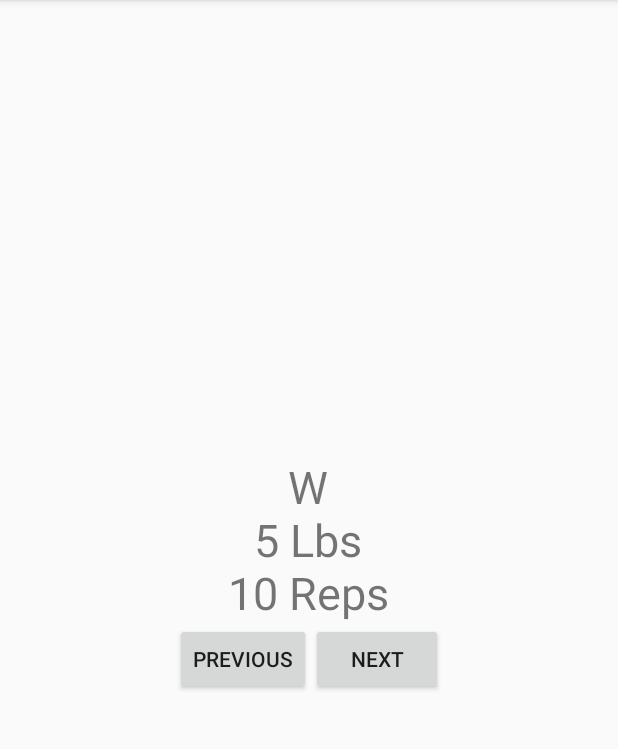
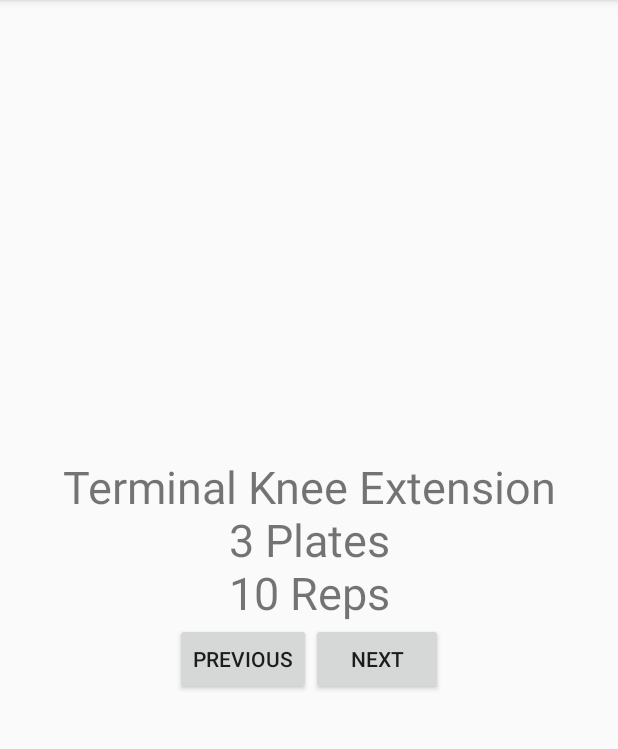
Before and after one commit to sebluy/workout-android, an Android app: the screen it shows after launch (MainActivity), after a tap on "PREVIOUS", on a phone screen of 412 x 824 dp, the part 84-833 px from its top. Run offline under Robolectric (Android 15) with nearby library versions, the phone set to English and light mode, and no system bars.

Commit message:
Change to leg workout

```diff
--- a/app/src/main/java/com/wonderguerrilla/android/workout/Workout.java
+++ b/app/src/main/java/com/wonderguerrilla/android/workout/Workout.java
@@ -5,7 +5,7 @@ package com.wonderguerrilla.android.workout;
  */
 public class Workout {
 
-    private static int[] exercises = {
+    private static int[] upper_body_exercises = {
         R.string.bench_press,
         R.string.seated_row_pull,
         R.string.shoulder_press,
@@ -20,6 +20,18 @@ public class Workout {
         R.string.Y,
         R.string.T,
         R.string.W
+    } ;
+
+    private static int[] exercises = {
+        R.string.front_squat,
+        R.string.deadlift,
+        R.string.leg_extension,
+        R.string.leg_curl,
+        R.string.lunge,
+        R.string.calf_raise,
+        R.string.hip_abduction,
+        R.string.hip_adduction,
+        R.string.terminal_knee_extension
     } ;
 
     private static int index = 0 ;
--- a/app/src/main/res/values/strings.xml
+++ b/app/src/main/res/values/strings.xml
@@ -21,4 +21,15 @@
     <string name="Y">Y\n5 Lbs\n10 Reps</string>
     <string name="T">T\n5 Lbs\n10 Reps</string>
     <string name="W">W\n5 Lbs\n10 Reps</string>
+
+    <string name="front_squat">Front Squat\n25 Lbs\n10 Reps</string>
+    <string name="deadlift">Deadlift\n45 Lbs\n10 Reps</string>
+    <string name="leg_extension">Leg Extension\n70 Lbs\n10 Reps</string>
+    <string name="leg_curl">Leg Curl\n70 Lbs\n10 Reps</string>
+    <string name="lunge">Lunge\n35 Lbs\n10 Reps</string>
+    <string name="calf_raise">Calf Raise\n80 Lbs\n10 Reps</string>
+    <string name="hip_abduction">Hip Abduction\n170 Lbs\n10 Reps</string>
+    <string name="hip_adduction">Hip Adduction\n170 Lbs\n10 Reps</string>
+    <string name="terminal_knee_extension">Terminal Knee Extension\n3 Plates\n10 Reps</string>
+
 </resources>
```
Lines whose indentation alone changed are shown as unchanged.
